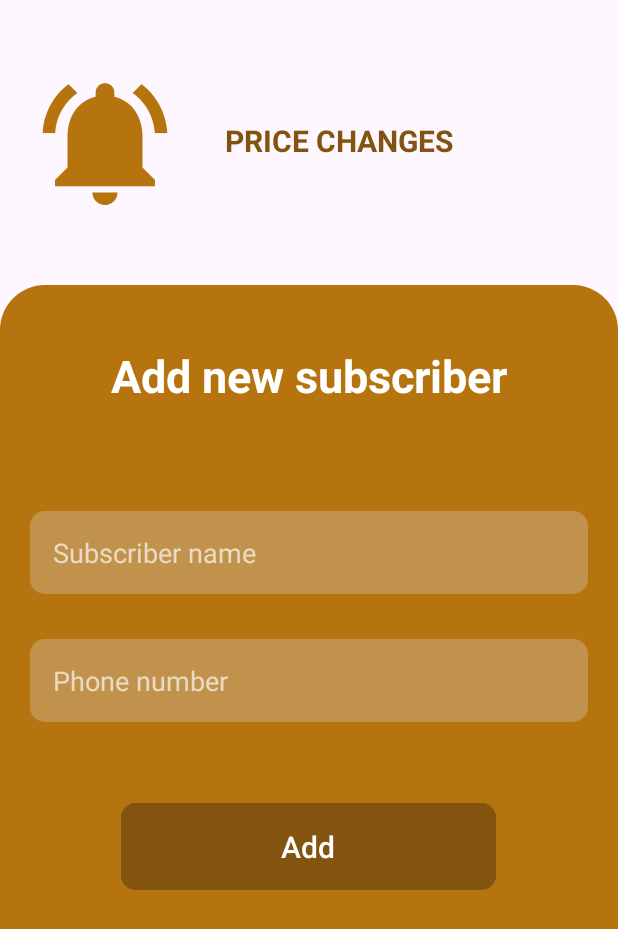
After one commit to TheMottoRw/price-changes-app, an Android app: the AddSubscriber screen opened directly, with no data from a screen before it, on a phone screen of 412 x 824 dp. The commit adds this screen. Shown: the top 929 px of the screen. Run offline under Robolectric (Android 15) with nearby library versions, the phone set to English and light mode, and no system bars; our stand-ins replace Volley; network calls fail.

Commit message:
added subcribers add and update

```diff
--- /dev/null
+++ b/app/src/main/java/com/example/pricechanges/AddSubscriber.java
@@ -0,0 +1,123 @@
+package com.example.pricechanges;
+
+import android.app.ProgressDialog;
+import android.content.Intent;
+import android.os.Bundle;
+import android.util.Log;
+import android.view.View;
+import android.widget.EditText;
+import android.widget.Toast;
+
+import androidx.appcompat.app.AppCompatActivity;
+
+import com.android.volley.AuthFailureError;
+import com.android.volley.Request;
+import com.android.volley.RequestQueue;
+import com.android.volley.Response;
+import com.android.volley.VolleyError;
+import com.android.volley.toolbox.StringRequest;
+import com.android.volley.toolbox.Volley;
+import com.google.android.material.appbar.MaterialToolbar;
+import com.google.android.material.button.MaterialButton;
+import com.google.android.material.snackbar.BaseTransientBottomBar;
+import com.google.android.material.snackbar.Snackbar;
+
+import org.json.JSONArray;
+import org.json.JSONException;
+import org.json.JSONObject;
+
+import java.util.HashMap;
+import java.util.Map;
+
+public class AddSubscriber extends AppCompatActivity {
+    public MaterialButton btnCreate;
+    public MaterialToolbar toolbar;
+    private ProgressDialog pgdialog;
+    private EditText name,phone;
+
+    @Override
+    protected void onCreate(Bundle savedInstanceState) {
+        super.onCreate(savedInstanceState);
+        setContentView(R.layout.activity_add_subscriber);
+        name = findViewById(R.id.name);
+        phone = findViewById(R.id.phone);
+        pgdialog = new ProgressDialog(this);
+        pgdialog.setMessage("Loading data...");
+        pgdialog.setCancelable(false);
+        btnCreate = findViewById(R.id.btnCreate);
+        btnCreate.setOnClickListener(new View.OnClickListener() {
+            @Override
+            public void onClick(View view) {
+                save();
+            }
+        });
+    }
+    private void save() {
+        final String url = Utils.host + "/subscriber";
+        JSONObject body = new JSONObject();
+        Log.d("URL", url);
+        pgdialog.show();
+        try{
+            body.put("name",name.getText().toString().trim());
+            body.put("phone",phone.getText().toString().trim());
+        }catch (JSONException ex){
+            Log.d("JSONErr",ex.getMessage());
+        }
+        RequestQueue queue = Volley.newRequestQueue(this);
+// prepare the Request
+        StringRequest getRequest = new StringRequest(Request.Method.POST, url,
+                new Response.Listener<String>() {
+                    @Override
+                    public void onResponse(String response) {
+                        // display response
+                        pgdialog.dismiss();
+                        Log.d("Logresp", response);
+                        try {
+                            JSONObject res = new JSONObject(response);
+                            if(res.getBoolean("status")){
+                                Snackbar.make(name,res.getString("message"),Snackbar.LENGTH_SHORT).show();
+                            }else{
+
+                                Snackbar.make(name,"Something went wrong", Snackbar.LENGTH_SHORT).show();
+                            }
+                        } catch (JSONException ex) {
+                            Log.d("Json error", ex.getMessage());
+                        }
+                    }
+                },
+                new Response.ErrorListener() {
+                    @Override
+                    public void onErrorResponse(VolleyError error) {
+                        pgdialog.dismiss();
+                        Toast.makeText(AddSubscriber.this, "Something went wrong", Toast.LENGTH_SHORT).show();
+                        Log.e("jsonerr", "JSON Error " + (error != null ? error.getMessage() : ""));
+                    }
+                }
+        ) {
+            @Override
+            public Map<String, String> getParams() throws AuthFailureError {
+                Map<String, String> params = new HashMap<>();
+                return params;
+            }
+
+            @Override
+            public Map<String, String> getHeaders() throws AuthFailureError {
+                final Map<String, String> headers = new HashMap<>();
+                return headers;
+            }
+            @Override
+            public byte[] getBody() {
+                return body.toString().getBytes();
+            }
+            @Override
+            public String getBodyContentType() {
+                return "application/json";
+            }
+        };
+        ;
+
+// add it to the RequestQueue
+        queue.add(getRequest);
+    }
+
+}
--- a/app/src/main/java/com/example/pricechanges/Utils.java
+++ b/app/src/main/java/com/example/pricechanges/Utils.java
@@ -12,7 +12,7 @@ import java.util.Date;
 import java.util.Locale;
 
 public class Utils {
-    public static String host = "http://192.168.1.6:3000";
+    public static String host = "http://192.168.245.120:3000";
 
     public void setUserSession(Context context, JSONObject obj){
         try{
--- /dev/null
+++ b/app/src/main/res/layout/activity_add_subscriber.xml
@@ -0,0 +1,85 @@
+<?xml version="1.0" encoding="utf-8"?>
+<LinearLayout xmlns:android="http://schemas.android.com/apk/res/android"
+    xmlns:app="http://schemas.android.com/apk/res-auto"
+    xmlns:tools="http://schemas.android.com/tools"
+    android:layout_width="match_parent"
+    android:layout_height="match_parent"
+    tools:context=".AddSubscriber"
+    android:orientation="vertical"
+    >
+    <com.google.android.material.appbar.AppBarLayout
+        android:layout_width="match_parent"
+        android:layout_height="wrap_content"
+        android:fitsSystemWindows="true"
+        android:visibility="gone">
+
+        <com.google.android.material.appbar.MaterialToolbar
+            android:id="@+id/toolbar"
+            android:layout_width="match_parent"
+            android:layout_height="?attr/actionBarSize" />
+
+    </com.google.android.material.appbar.AppBarLayout>
+    <LinearLayout
+        android:layout_width="match_parent"
+        android:layout_height="wrap_content"
+        android:orientation="horizontal"
+        android:padding="20dp">
+        <ImageView
+            android:id="@+id/splashscreen"
+            android:layout_width="100dp"
+            android:layout_height="150dp"
+            android:contentDescription="@string/app_name"
+            android:src="@drawable/baseline_notifications_active_24" />
+        <TextView
+            android:layout_width="match_parent"
+            android:layout_height="wrap_content"
+            android:text="@string/app_name"
+            android:textAllCaps="true"
+            android:visibility="visible"
+            android:layout_marginTop="60dp"
+            android:textColor="@color/button_bgcolor"
+            android:textStyle="bold"
+            android:textSize="20sp"
+            android:layout_marginLeft="30dp"
+            />
+    </LinearLayout>
+
+    <LinearLayout
+        android:layout_width="match_parent"
+        android:layout_height="fill_parent"
+        android:orientation="vertical"
+        android:background="@drawable/top_round_container"
+        android:layout_marginTop="0dp">
+
+        <TextView
+            android:layout_width="match_parent"
+            android:layout_height="wrap_content"
+            android:text="@string/add_new_subscriber"
+            style="@style/header"
+            android:gravity="center" />
+        <EditText
+            android:id="@+id/name"
+            android:hint="@string/subscriber_name"
+            android:layout_marginTop="70dp"
+            style="@style/edit_text_style"/>
+        <EditText
+            android:id="@+id/phone"
+            android:hint="@string/phone_number"
+            android:layout_marginTop="30dp"
+            style="@style/edit_text_style"
+            android:inputType="number"/>
+        <com.google.android.material.button.MaterialButton
+            android:id="@+id/btnCreate"
+            android:layout_width="250dp"
+            android:layout_height="wrap_content"
+            android:text="@string/add"
+            android:layout_marginTop="50dp"
+            android:textSize="20sp"
+            android:backgroundTint="@color/button_bgcolor"
+            app:cornerRadius="10dp"
+            android:layout_gravity="center"
+            android:paddingVertical="15dp"
+            />
+    </LinearLayout>
+
+</LinearLayout>
--- a/app/src/main/res/values/strings.xml
+++ b/app/src/main/res/values/strings.xml
@@ -19,5 +19,9 @@
     <string name="logout">Logout</string>
     <!-- TODO: Remove or change this placeholder text -->
     <string name="hello_blank_fragment">Hello blank fragment</string>
+    <string name="subscriber_name">Subscriber name</string>
+    <string name="phone_number">Phone number</string>
+    <string name="add_new_subscriber">Add new subscriber</string>
+    <string name="update_subscriber">Update subscriber</string>
 
 </resources>
```
Also changed, not shown: app/src/main/AndroidManifest.xml (+7 -2 lines), app/src/main/java/com/example/pricechanges/MainActivity.java (+10 -6 lines), app/src/main/java/com/example/pricechanges/SubscribersAdapter.java (+15 -0 lines), app/src/main/java/com/example/pricechanges/UpdateSubscriber.java (added, +123 -0 lines), app/src/main/res/layout/activity_update_subscriber.xml (added, +85 -0 lines).
